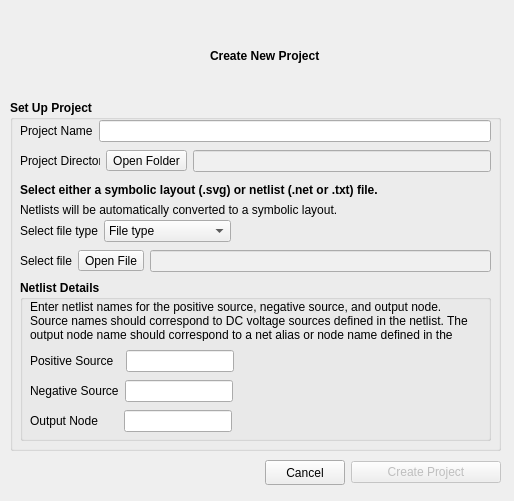
Old version of the form powercad/project_builder/ui/newProjectDialog.ui in the repository e3da/PowerSynth1-src.
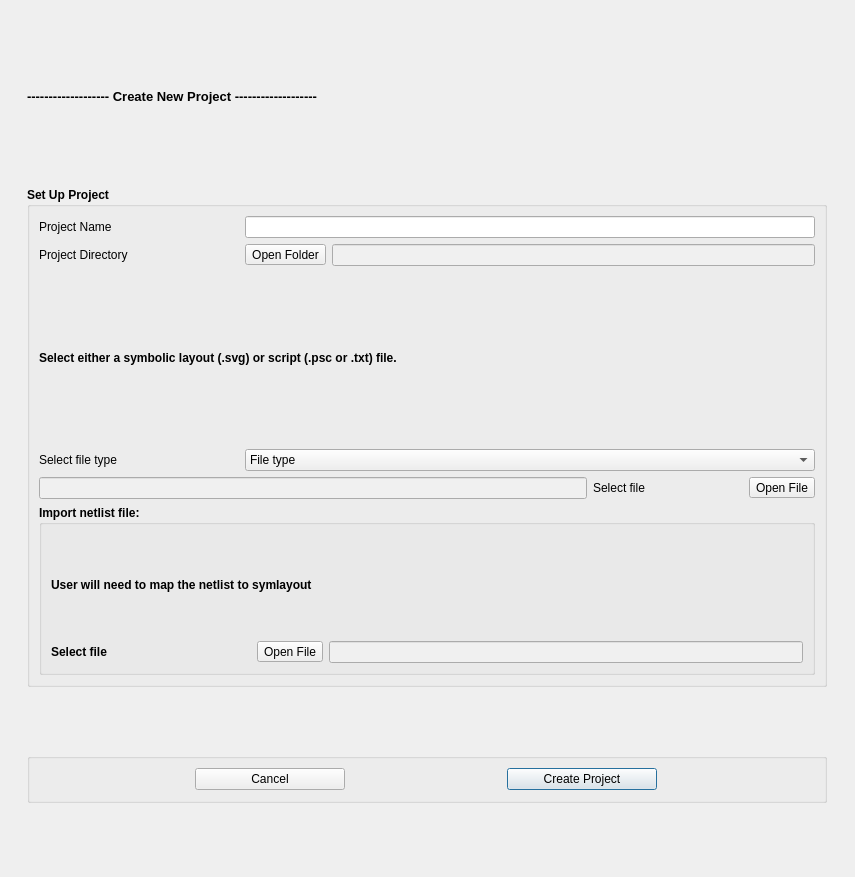
New version of the form.

Commit message: 1.Change symlayout script 2. Edit new project dialog 3. Major changes in main_UI for:virtual bondwire connection, device setup, device state 4. Device state dialog and Wire connection dialog added 5. Add a small txt edit for seed control 6. Added FastHenry to response surface, simplify response surface dialog 7. Fixed some issues in save and load projects 8. Fixed an issue in Shilpi's fillet code (check TODO)

Diff of the .ui file:
```diff
--- a/powercad/project_builder/ui/newProjectDialog.ui
+++ b/powercad/project_builder/ui/newProjectDialog.ui
@@ -6,123 +6,27 @@
    <rect>
     <x>0</x>
     <y>0</y>
-    <width>514</width>
-    <height>501</height>
+    <width>855</width>
+    <height>877</height>
    </rect>
   </property>
   <property name="windowTitle">
    <string>New Project</string>
   </property>
-  <widget class="QLabel" name="label">
-   <property name="geometry">
-    <rect>
-     <x>210</x>
-     <y>10</y>
-     <width>111</width>
-     <height>91</height>
-    </rect>
-   </property>
-   <property name="font">
-    <font>
-     <weight>75</weight>
-     <bold>true</bold>
-    </font>
-   </property>
-   <property name="text">
-    <string>Create New Project</string>
-   </property>
-  </widget>
-  <widget class="QLabel" name="label_5">
-   <property name="geometry">
-    <rect>
-     <x>20</x>
-     <y>180</y>
-     <width>411</width>
-     <height>20</height>
-    </rect>
-   </property>
-   <property name="palette">
-    <palette>
-     <active>
-      <colorrole role="WindowText">
-       <brush brushstyle="SolidPattern">
-        <color alpha="255">
-         <red>0</red>
-         <green>0</green>
-         <blue>0</blue>
-        </color>
-       </brush>
-      </colorrole>
-      <colorrole role="Text">
-       <brush brushstyle="SolidPattern">
-        <color alpha="255">
-         <red>0</red>
-         <green>0</green>
-         <blue>0</blue>
-        </color>
-       </brush>
-      </colorrole>
-     </active>
-     <inactive>
-      <colorrole role="WindowText">
-       <brush brushstyle="SolidPattern">
-        <color alpha="255">
-         <red>0</red>
-         <green>0</green>
-         <blue>0</blue>
-        </color>
-       </brush>
-      </colorrole>
-      <colorrole role="Text">
-       <brush brushstyle="SolidPattern">
-        <color alpha="255">
-         <red>0</red>
-         <green>0</green>
-         <blue>0</blue>
-        </color>
-       </brush>
-      </colorrole>
-     </inactive>
-     <disabled>
-      <colorrole role="WindowText">
-       <brush brushstyle="SolidPattern">
-        <color alpha="255">
-         <red>120</red>
-         <green>120</green>
-         <blue>120</blue>
-        </color>
-       </brush>
-      </colorrole>
-      <colorrole role="Text">
-       <brush brushstyle="SolidPattern">
-        <color alpha="255">
-         <red>120</red>
-         <green>120</green>
-         <blue>120</blue>
-        </color>
-       </brush>
-      </colorrole>
-     </disabled>
-    </palette>
-   </property>
-   <property name="font">
-    <font>
-     <weight>75</weight>
-     <bold>true</bold>
-    </font>
-   </property>
-   <property name="text">
-    <string>Select either a symbolic layout (.svg) or netlist (.net or .txt) file.</string>
-   </property>
-  </widget>
+  <layout class="QGridLayout" name="gridLayout">
+   <item row="1" column="0">
   <widget class="QGroupBox" name="groupBox">
-   <property name="geometry">
-    <rect>
-     <x>10</x>
-     <y>100</y>
-     <width>491</width>
-     <height>351</height>
-    </rect>
+     <property name="minimumSize">
+      <size>
+       <width>800</width>
+       <height>499</height>
+      </size>
+     </property>
+     <property name="maximumSize">
+      <size>
+       <width>800</width>
+       <height>500</height>
+      </size>
    </property>
    <property name="font">
     <font>
@@ -133,18 +37,71 @@
    <property name="title">
     <string>Set Up Project</string>
    </property>
-   <widget class="QWidget" name="layoutWidget">
-    <property name="geometry">
-     <rect>
-      <x>10</x>
-      <y>50</y>
-      <width>471</width>
-      <height>22</height>
-     </rect>
-    </property>
+     <layout class="QGridLayout" name="gridLayout_2">
+      <item row="3" column="0">
+       <layout class="QHBoxLayout" name="horizontalLayout_5">
+        <item>
+         <widget class="QLabel" name="label_7">
+          <property name="minimumSize">
+           <size>
+            <width>100</width>
+            <height>0</height>
+           </size>
+          </property>
+          <property name="maximumSize">
+           <size>
+            <width>200</width>
+            <height>16777215</height>
+           </size>
+          </property>
+          <property name="font">
+           <font>
+            <weight>50</weight>
+            <bold>false</bold>
+           </font>
+          </property>
+          <property name="text">
+           <string>Select file type</string>
+          </property>
+         </widget>
+        </item>
+        <item>
+         <widget class="QComboBox" name="dropdown_filetype">
+          <property name="font">
+           <font>
+            <weight>50</weight>
+            <bold>false</bold>
+           </font>
+          </property>
+          <item>
+           <property name="text">
+            <string>File type</string>
+           </property>
+          </item>
+          <item>
+           <property name="text">
+            <string>Symbolic Layout (.svg)</string>
+           </property>
+          </item>
+          <item>
+           <property name="text">
+            <string>Symbolic Layout(.psc or .txt)</string>
+           </property>
+          </item>
+         </widget>
+        </item>
+       </layout>
+      </item>
+      <item row="1" column="0">
     <layout class="QHBoxLayout" name="horizontalLayout_3">
      <item>
       <widget class="QLabel" name="label_3">
+          <property name="minimumSize">
+           <size>
+            <width>200</width>
+            <height>0</height>
+           </size>
+          </property>
        <property name="maximumSize">
         <size>
          <width>80</width>
@@ -235,60 +192,67 @@
       </widget>
      </item>
     </layout>
-   </widget>
-   <widget class="QWidget" name="layoutWidget">
-    <property name="geometry">
-     <rect>
-      <x>10</x>
-      <y>20</y>
-      <width>471</width>
-      <height>22</height>
-     </rect>
-    </property>
-    <layout class="QHBoxLayout" name="horizontalLayout_4">
-     <item>
-      <widget class="QLabel" name="label_2">
-       <property name="maximumSize">
-        <size>
-         <width>80</width>
-         <height>16777215</height>
-        </size>
-       </property>
-       <property name="font">
-        <font>
-         <weight>50</weight>
-         <bold>false</bold>
-        </font>
-       </property>
-       <property name="text">
-        <string>Project Name</string>
-       </property>
-      </widget>
-     </item>
-     <item>
-      <widget class="QLineEdit" name="txt_name">
-       <property name="font">
-        <font>
-         <weight>50</weight>
-         <bold>false</bold>
-        </font>
-       </property>
-      </widget>
-     </item>
-    </layout>
-   </widget>
-   <widget class="QWidget" name="layoutWidget">
-    <property name="geometry">
-     <rect>
-      <x>10</x>
-      <y>150</y>
-      <width>471</width>
-      <height>22</height>
-     </rect>
-    </property>
+      </item>
+      <item row="4" column="0">
     <layout class="QHBoxLayout" name="horizontalLayout_2">
+        <item>
+         <widget class="QLineEdit" name="txt_symbnet_address">
+          <property name="enabled">
+           <bool>true</bool>
+          </property>
+          <property name="palette">
+           <palette>
+            <active>
+             <colorrole role="Base">
+              <brush brushstyle="SolidPattern">
+               <color alpha="255">
+                <red>240</red>
+                <green>240</green>
+                <blue>240</blue>
+               </color>
+              </brush>
+             </colorrole>
+            </active>
+            <inactive>
+             <colorrole role="Base">
+              <brush brushstyle="SolidPattern">
+               <color alpha="255">
+                <red>240</red>
+                <green>240</green>
+                <blue>240</blue>
+               </color>
+              </brush>
+             </colorrole>
+            </inactive>
+            <disabled>
+             <colorrole role="Base">
+              <brush brushstyle="SolidPattern">
+               <color alpha="255">
+                <red>240</red>
+                <green>240</green>
+                <blue>240</blue>
+               </color>
+              </brush>
+             </colorrole>
+            </disabled>
+           </palette>
+          </property>
+          <property name="font">
+           <font>
+            <weight>50</weight>
+            <bold>false</bold>
+           </font>
+          </property>
+         </widget>
+        </item>
      <item>
       <widget class="QLabel" name="label_4">
+          <property name="minimumSize">
+           <size>
+            <width>150</width>
+            <height>0</height>
+           </size>
+          </property>
        <property name="font">
         <font>
          <weight>50</weight>
@@ -319,42 +283,107 @@
        </property>
       </widget>
      </item>
-     <item>
-      <widget class="QLineEdit" name="txt_symbnet_address">
-       <property name="enabled">
-        <bool>true</bool>
-       </property>
+       </layout>
+      </item>
+      <item row="0" column="0">
+       <layout class="QGridLayout" name="gridLayout_5">
+        <item row="0" column="0">
+         <widget class="QLabel" name="label_2">
+          <property name="minimumSize">
+           <size>
+            <width>200</width>
+            <height>0</height>
+           </size>
+          </property>
+          <property name="maximumSize">
+           <size>
+            <width>80</width>
+            <height>16777215</height>
+           </size>
+          </property>
+          <property name="font">
+           <font>
+            <weight>50</weight>
+            <bold>false</bold>
+           </font>
+          </property>
+          <property name="text">
+           <string>Project Name</string>
+          </property>
+         </widget>
+        </item>
+        <item row="0" column="1">
+         <widget class="QLineEdit" name="txt_name">
+          <property name="font">
+           <font>
+            <weight>50</weight>
+            <bold>false</bold>
+           </font>
+          </property>
+         </widget>
+        </item>
+       </layout>
+      </item>
+      <item row="2" column="0">
+       <widget class="QLabel" name="label_5">
        <property name="palette">
         <palette>
          <active>
-          <colorrole role="Base">
+           <colorrole role="WindowText">
            <brush brushstyle="SolidPattern">
             <color alpha="255">
-             <red>240</red>
-             <green>240</green>
-             <blue>240</blue>
+              <red>0</red>
+              <green>0</green>
+              <blue>0</blue>
+             </color>
+            </brush>
+           </colorrole>
+           <colorrole role="Text">
+            <brush brushstyle="SolidPattern">
+             <color alpha="255">
+              <red>0</red>
+              <green>0</green>
+              <blue>0</blue>
             </color>
            </brush>
           </colorrole>
          </active>
          <inactive>
-          <colorrole role="Base">
+           <colorrole role="WindowText">
            <brush brushstyle="SolidPattern">
             <color alpha="255">
-             <red>240</red>
-             <green>240</green>
-             <blue>240</blue>
+              <red>0</red>
+              <green>0</green>
+              <blue>0</blue>
+             </color>
+            </brush>
+           </colorrole>
+           <colorrole role="Text">
+            <brush brushstyle="SolidPattern">
+             <color alpha="255">
+              <red>0</red>
+              <green>0</green>
+              <blue>0</blue>
             </color>
            </brush>
           </colorrole>
          </inactive>
          <disabled>
-          <colorrole role="Base">
+           <colorrole role="WindowText">
            <brush brushstyle="SolidPattern">
             <color alpha="255">
-             <red>240</red>
-             <green>240</green>
-             <blue>240</blue>
+              <red>120</red>
+              <green>120</green>
+              <blue>120</blue>
+             </color>
+            </brush>
+           </colorrole>
+           <colorrole role="Text">
+            <brush brushstyle="SolidPattern">
+             <color alpha="255">
+              <red>120</red>
+              <green>120</green>
+              <blue>120</blue>
             </color>
            </brush>
           </colorrole>
@@ -363,22 +392,28 @@
        </property>
        <property name="font">
         <font>
-         <weight>50</weight>
-         <bold>false</bold>
-        </font>
-       </property>
-      </widget>
-     </item>
-    </layout>
-   </widget>
+          <weight>75</weight>
+          <bold>true</bold>
+         </font>
+        </property>
+        <property name="text">
+         <string>Select either a symbolic layout (.svg) or script (.psc or .txt) file.</string>
+        </property>
+       </widget>
+      </item>
+      <item row="5" column="0">
    <widget class="QGroupBox" name="groupBox_advnetlist">
-    <property name="geometry">
-     <rect>
-      <x>10</x>
-      <y>180</y>
-      <width>471</width>
-      <height>161</height>
-     </rect>
+        <property name="title">
+         <string>Import netlist file:</string>
+        </property>
+        <layout class="QGridLayout" name="gridLayout_3">
+         <item row="1" column="0">
+          <widget class="QLabel" name="label_8">
+           <property name="minimumSize">
+            <size>
+             <width>200</width>
+             <height>0</height>
+            </size>
     </property>
     <property name="font">
      <font>
@@ -386,42 +421,15 @@
       <bold>true</bold>
      </font>
     </property>
-    <property name="title">
-     <string>Netlist Details</string>
-    </property>
-    <widget class="QWidget" name="layoutWidget">
-     <property name="geometry">
-      <rect>
-       <x>10</x>
-       <y>70</y>
-       <width>451</width>
-       <height>22</height>
-      </rect>
-     </property>
-     <layout class="QHBoxLayout" name="horizontalLayout_7">
-      <item>
-       <widget class="QLabel" name="label_9">
-        <property name="sizePolicy">
-         <sizepolicy hsizetype="Fixed" vsizetype="Preferred">
-          <horstretch>0</horstretch>
-          <verstretch>0</verstretch>
-         </sizepolicy>
-        </property>
-        <property name="font">
-         <font>
-          <weight>50</weight>
-          <bold>false</bold>
-         </font>
-        </property>
         <property name="text">
-         <string>Positive Source  </string>
+            <string>Select file</string>
         </property>
        </widget>
       </item>
-      <item>
-       <widget class="QLineEdit" name="txt_positive_source">
+         <item row="1" column="1">
+          <widget class="QToolButton" name="btn_net_import">
         <property name="sizePolicy">
-         <sizepolicy hsizetype="Fixed" vsizetype="Fixed">
+            <sizepolicy hsizetype="Preferred" vsizetype="Fixed">
           <horstretch>0</horstretch>
           <verstretch>0</verstretch>
          </sizepolicy>
@@ -432,257 +440,47 @@
           <bold>false</bold>
          </font>
         </property>
-       </widget>
-      </item>
-      <item>
-       <widget class="QLabel" name="err_pos_src">
-        <property name="palette">
-         <palette>
-          <active>
-           <colorrole role="WindowText">
-            <brush brushstyle="SolidPattern">
-             <color alpha="255">
-              <red>255</red>
-              <green>0</green>
-              <blue>0</blue>
-             </color>
-            </brush>
-           </colorrole>
-          </active>
-          <inactive>
-           <colorrole role="WindowText">
-            <brush brushstyle="SolidPattern">
-             <color alpha="255">
-              <red>255</red>
-              <green>0</green>
-              <blue>0</blue>
-             </color>
-            </brush>
-           </colorrole>
-          </inactive>
-          <disabled>
-           <colorrole role="WindowText">
-            <brush brushstyle="SolidPattern">
-             <color alpha="255">
-              <red>120</red>
-              <green>120</green>
-              <blue>120</blue>
-             </color>
-            </brush>
-           </colorrole>
-          </disabled>
-         </palette>
-        </property>
-        <property name="font">
-         <font>
-          <weight>50</weight>
-          <bold>false</bold>
-         </font>
-        </property>
         <property name="text">
-         <string/>
+            <string>Open File</string>
         </property>
        </widget>
       </item>
-     </layout>
-    </widget>
-    <widget class="QWidget" name="layoutWidget_2">
-     <property name="geometry">
-      <rect>
-       <x>10</x>
-       <y>100</y>
-       <width>451</width>
-       <height>22</height>
-      </rect>
-     </property>
-     <layout class="QHBoxLayout" name="horizontalLayout_8">
-      <item>
-       <widget class="QLabel" name="label_10">
-        <property name="sizePolicy">
-         <sizepolicy hsizetype="Fixed" vsizetype="Preferred">
-          <horstretch>0</horstretch>
-          <verstretch>0</verstretch>
-         </sizepolicy>
-        </property>
-        <property name="font">
-         <font>
-          <weight>50</weight>
-          <bold>false</bold>
-         </font>
-        </property>
-        <property name="text">
-         <string>Negative Source</string>
-        </property>
-       </widget>
-      </item>
-      <item>
-       <widget class="QLineEdit" name="txt_negative_source">
-        <property name="sizePolicy">
-         <sizepolicy hsizetype="Fixed" vsizetype="Fixed">
-          <horstretch>0</horstretch>
-          <verstretch>0</verstretch>
-         </sizepolicy>
-        </property>
-        <property name="font">
-         <font>
-          <weight>50</weight>
-          <bold>false</bold>
-         </font>
-        </property>
-       </widget>
-      </item>
-      <item>
-       <widget class="QLabel" name="err_neg_src">
-        <property name="palette">
-         <palette>
-          <active>
-           <colorrole role="WindowText">
-            <brush brushstyle="SolidPattern">
-             <color alpha="255">
-              <red>255</red>
-              <green>0</green>
-              <blue>0</blue>
-             </color>
-            </brush>
-           </colorrole>
-          </active>
-          <inactive>
-           <colorrole role="WindowText">
-            <brush brushstyle="SolidPattern">
-             <color alpha="255">
-              <red>255</red>
-              <green>0</green>
-              <blue>0</blue>
-             </color>
-            </brush>
-           </colorrole>
-          </inactive>
-          <disabled>
-           <colorrole role="WindowText">
-            <brush brushstyle="SolidPattern">
-             <color alpha="255">
-              <red>120</red>
-              <green>120</green>
-              <blue>120</blue>
-             </color>
-            </brush>
-           </colorrole>
-          </disabled>
-         </palette>
-        </property>
-        <property name="font">
-         <font>
-          <weight>50</weight>
-          <bold>false</bold>
-         </font>
-        </property>
-        <property name="text">
-         <string/>
-        </property>
-       </widget>
-      </item>
-     </layout>
-    </widget>
-    <widget class="QLabel" name="label_6">
-     <property name="geometry">
-      <rect>
-       <x>10</x>
-       <y>20</y>
-       <width>451</width>
-       <height>41</height>
-      </rect>
-     </property>
-     <property name="font">
-      <font>
-       <weight>50</weight>
-       <bold>false</bold>
-      </font>
-     </property>
-     <property name="text">
-      <string>Enter netlist names for the positive source, negative source, and output node. Source names should correspond to DC voltage sources defined in the netlist. The output node name should correspond to a net alias or node name defined in the netlist.</string>
-     </property>
-     <property name="wordWrap">
+         <item row="1" column="2">
+          <widget class="QLineEdit" name="txt_symbnet_address_2">
+           <property name="enabled">
       <bool>true</bool>
      </property>
-    </widget>
-    <widget class="QWidget" name="layoutWidget_3">
-     <property name="geometry">
-      <rect>
-       <x>10</x>
-       <y>130</y>
-       <width>451</width>
-       <height>22</height>
-      </rect>
-     </property>
-     <layout class="QHBoxLayout" name="horizontalLayout_9">
-      <item>
-       <widget class="QLabel" name="label_11">
-        <property name="sizePolicy">
-         <sizepolicy hsizetype="Fixed" vsizetype="Preferred">
-          <horstretch>0</horstretch>
-          <verstretch>0</verstretch>
-         </sizepolicy>
-        </property>
-        <property name="font">
-         <font>
-          <weight>50</weight>
-          <bold>false</bold>
-         </font>
-        </property>
-        <property name="text">
-         <string>Output Node      </string>
-        </property>
-       </widget>
-      </item>
-      <item>
-       <widget class="QLineEdit" name="txt_output">
-        <property name="sizePolicy">
-         <sizepolicy hsizetype="Fixed" vsizetype="Fixed">
-          <horstretch>0</horstretch>
-          <verstretch>0</verstretch>
-         </sizepolicy>
-        </property>
-        <property name="font">
-         <font>
-          <weight>50</weight>
-          <bold>false</bold>
-         </font>
-        </property>
-       </widget>
-      </item>
-      <item>
-       <widget class="QLabel" name="err_output_node">
         <property name="palette">
          <palette>
           <active>
-           <colorrole role="WindowText">
+              <colorrole role="Base">
             <brush brushstyle="SolidPattern">
              <color alpha="255">
-              <red>255</red>
-              <green>0</green>
-              <blue>0</blue>
+                 <red>240</red>
+                 <green>240</green>
+                 <blue>240</blue>
              </color>
             </brush>
            </colorrole>
           </active>
           <inactive>
-           <colorrole role="WindowText">
+              <colorrole role="Base">
             <brush brushstyle="SolidPattern">
              <color alpha="255">
-              <red>255</red>
-              <green>0</green>
-              <blue>0</blue>
+                 <red>240</red>
+                 <green>240</green>
+                 <blue>240</blue>
              </color>
             </brush>
            </colorrole>
           </inactive>
           <disabled>
-           <colorrole role="WindowText">
+              <colorrole role="Base">
             <brush brushstyle="SolidPattern">
              <color alpha="255">
-              <red>120</red>
-              <green>120</green>
-              <blue>120</blue>
+                 <red>240</red>
+                 <green>240</green>
+                 <blue>240</blue>
              </color>
             </brush>
            </colorrole>
@@ -695,119 +493,65 @@
           <bold>false</bold>
          </font>
         </property>
-        <property name="text">
-         <string/>
-        </property>
-       </widget>
-      </item>
-     </layout>
-    </widget>
-   </widget>
+          </widget>
+         </item>
+         <item row="0" column="0" colspan="3">
    <widget class="QLabel" name="label_12">
-    <property name="geometry">
-     <rect>
-      <x>10</x>
-      <y>100</y>
-      <width>461</width>
-      <height>20</height>
-     </rect>
-    </property>
     <property name="font">
      <font>
-      <weight>50</weight>
-      <bold>false</bold>
+             <weight>75</weight>
+             <bold>true</bold>
      </font>
     </property>
     <property name="text">
-     <string>Netlists will be automatically converted to a symbolic layout.</string>
-    </property>
-   </widget>
-   <widget class="QWidget" name="layoutWidget">
-    <property name="geometry">
-     <rect>
-      <x>10</x>
-      <y>120</y>
-      <width>211</width>
-      <height>22</height>
-     </rect>
-    </property>
-    <layout class="QHBoxLayout" name="horizontalLayout_5">
-     <item>
-      <widget class="QLabel" name="label_7">
-       <property name="font">
-        <font>
-         <weight>50</weight>
-         <bold>false</bold>
-        </font>
-       </property>
-       <property name="text">
-        <string>Select file type</string>
-       </property>
-      </widget>
-     </item>
-     <item>
-      <widget class="QComboBox" name="dropdown_filetype">
+            <string>User will need to map the netlist to symlayout</string>
+           </property>
+          </widget>
+         </item>
+        </layout>
+       </widget>
+      </item>
+     </layout>
+    </widget>
+   </item>
+   <item row="0" column="0">
+    <widget class="QLabel" name="label">
+     <property name="maximumSize">
+      <size>
+       <width>1000</width>
+       <height>50</height>
+      </size>
+     </property>
        <property name="font">
         <font>
-         <weight>50</weight>
-         <bold>false</bold>
-        </font>
-       </property>
-       <item>
+       <pointsize>10</pointsize>
+       <weight>75</weight>
+       <bold>true</bold>
+      </font>
+     </property>
         <property name="text">
-         <string>File type</string>
-        </property>
-       </item>
-       <item>
-        <property name="text">
-         <string>Symbolic layout (.svg)</string>
-        </property>
-       </item>
-       <item>
-        <property name="text">
-         <string>Netlist (.net or .txt)</string>
-        </property>
-       </item>
-      </widget>
-     </item>
-    </layout>
-   </widget>
-   <zorder>layoutWidget</zorder>
-   <zorder>groupBox_advnetlist</zorder>
-   <zorder>layoutWidget</zorder>
-   <zorder>layoutWidget</zorder>
-   <zorder>layoutWidget</zorder>
-   <zorder>label_12</zorder>
-  </widget>
-  <widget class="QWidget" name="layoutWidget">
-   <property name="geometry">
-    <rect>
-     <x>10</x>
-     <y>460</y>
-     <width>491</width>
-     <height>25</height>
-    </rect>
-   </property>
-   <layout class="QHBoxLayout" name="horizontalLayout">
-    <item>
-     <spacer name="horizontalSpacer">
-      <property name="orientation">
-       <enum>Qt::Horizontal</enum>
-      </property>
-      <property name="sizeHint" stdset="0">
+      <string>------------------- Create New Project -------------------</string>
+     </property>
+    </widget>
+   </item>
+   <item row="2" column="0">
+    <widget class="QGroupBox" name="groupBox_2">
+     <property name="maximumSize">
        <size>
-        <width>247</width>
-        <height>20</height>
-       </size>
-      </property>
-     </spacer>
-    </item>
-    <item>
+       <width>16777215</width>
+       <height>50</height>
+      </size>
+     </property>
+     <property name="title">
+      <string/>
+     </property>
+     <layout class="QGridLayout" name="gridLayout_4">
+      <item row="0" column="0">
      <widget class="QPushButton" name="btn_cancel">
       <property name="maximumSize">
        <size>
-        <width>100</width>
-        <height>150</height>
+          <width>150</width>
+          <height>34</height>
        </size>
       </property>
       <property name="text">
@@ -815,10 +559,10 @@
       </property>
      </widget>
     </item>
-    <item>
+      <item row="0" column="1">
      <widget class="QPushButton" name="btn_create">
       <property name="enabled">
-       <bool>false</bool>
+         <bool>true</bool>
       </property>
       <property name="minimumSize">
        <size>
@@ -842,10 +586,8 @@
     </item>
    </layout>
   </widget>
-  <zorder>groupBox</zorder>
-  <zorder>layoutWidget</zorder>
-  <zorder>label</zorder>
-  <zorder>label_5</zorder>
+   </item>
+  </layout>
  </widget>
  <resources/>
  <connections/>
```
Lines whose indentation alone changed are shown as unchanged. The commit also changes 95 other files.
